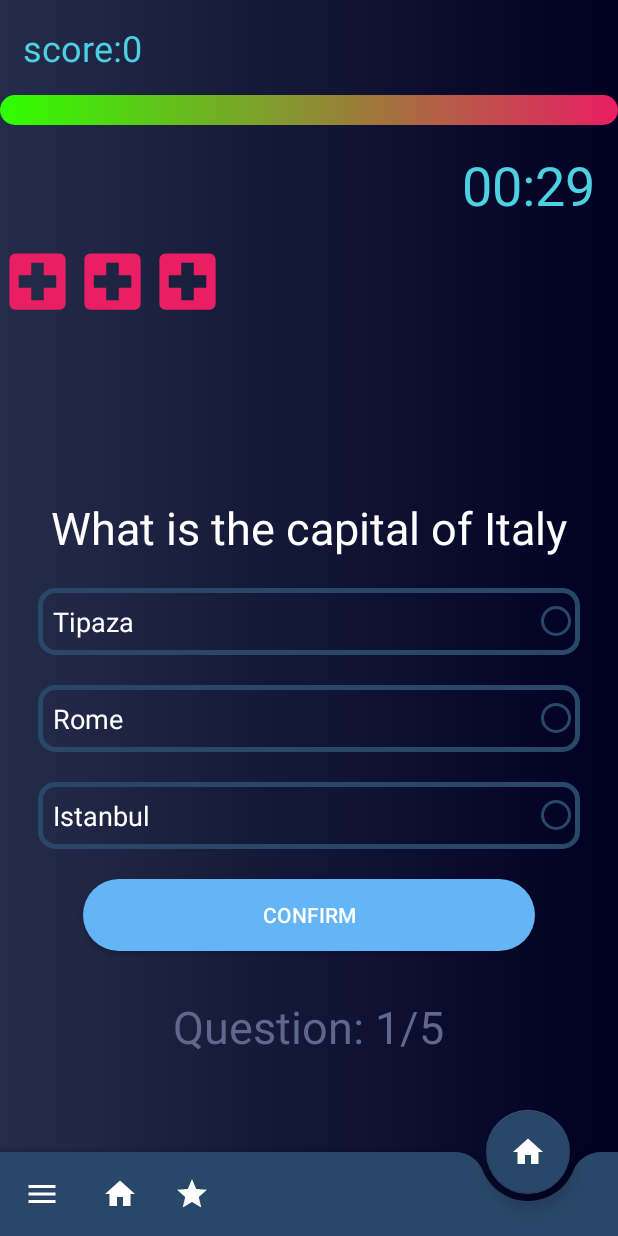
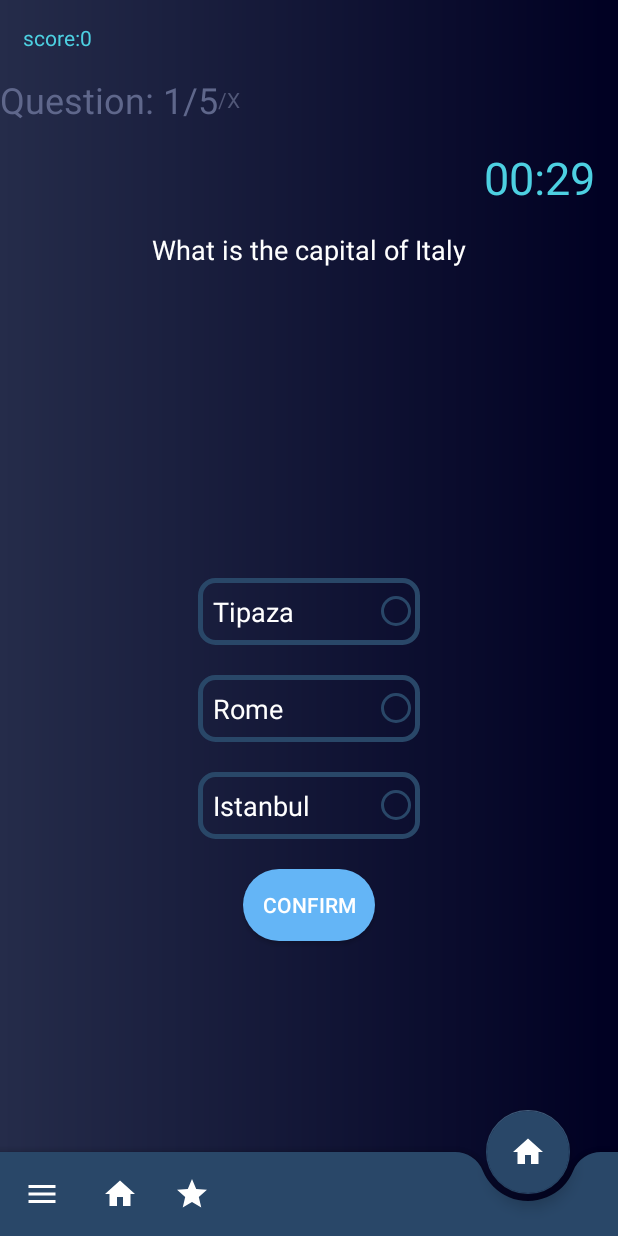
Before and after one commit to alaasahraoui/mini_projet_android, an Android app: the QuizActivity screen opened directly, with no data from a screen before it, on a phone screen of 412 x 824 dp. Run offline under Robolectric (Android 15) with nearby library versions, the phone set to English and light mode, and no system bars.

Commit message:
Revert "ALL IS working fine"
This reverts commit 4f7cae38

```diff
--- a/app/src/main/res/layout/activity_quiz.xml
+++ b/app/src/main/res/layout/activity_quiz.xml
@@ -4,14 +4,11 @@
     xmlns:tools="http://schemas.android.com/tools"
     android:layout_width="match_parent"
     android:layout_height="match_parent"
-    android:layout_centerInParent="false"
-    android:layout_centerVertical="false"
     android:background="@drawable/background"
     tools:context=".QuizActivity">
 
 
     <LinearLayout
-        android:id="@+id/linearLayout"
         android:layout_width="match_parent"
         android:layout_height="match_parent"
         android:orientation="vertical">
@@ -22,22 +19,33 @@
             android:layout_height="wrap_content"
             android:layout_margin="15sp"
             android:text="score:0"
-            android:textColor="#4DD0E1"
-            android:textSize="24sp" />
+            android:textColor="#4DD0E1" />
 
-        <ProgressBar
-            android:id="@+id/myprogressbar"
-            style="@android:style/Widget.ProgressBar.Horizontal"
-            android:layout_width="match_parent"
+        <LinearLayout
+            android:layout_width="wrap_content"
             android:layout_height="wrap_content"
-            android:progress="0"
+            android:gravity="center"
+            android:orientation="horizontal">
 
-            android:progressDrawable="@drawable/myprogressbar"
+            <TextView
+                android:id="@+id/text_view_question_count"
+                android:layout_width="wrap_content"
+                android:layout_height="wrap_content"
+                android:gravity="center"
+                android:text="Question 1"
+                android:textColor="#5F678B"
+                android:textSize="24sp" />
 
-
-
-
-            />
+            <TextView
+                android:id="@+id/textView13"
+                android:layout_width="match_parent"
+                android:layout_height="wrap_content"
+                android:layout_weight="1"
+                android:gravity="center"
+                android:text="/X"
+                android:textColor="#515777"
+                android:textSize="14sp" />
+        </LinearLayout>
 
         <TextView
             android:id="@+id/timer_textview"
@@ -47,63 +55,28 @@
             android:gravity="right"
             android:text="00:30"
             android:textColor="#4DD0E1"
-            android:textSize="36sp" />
+            android:textSize="30sp" />
 
-        <LinearLayout
-            android:id="@+id/life_layout"
-            android:layout_width="wrap_content"
+        <TextView
+            android:id="@+id/qst_textview"
+            android:layout_width="match_parent"
             android:layout_height="wrap_content"
-            android:orientation="horizontal">
-
-            <ImageView
-                android:id="@+id/life1"
-                android:layout_width="50dp"
-                android:layout_height="50dp"
-                android:layout_weight="1"
-                app:srcCompat="@drawable/ic_local_hospital_black_24dp" />
-
-            <ImageView
-                android:id="@+id/life2"
-                android:layout_width="50dp"
-                android:layout_height="50dp"
-                android:layout_weight="1"
-                app:srcCompat="@drawable/ic_local_hospital_black_24dp" />
-
-            <ImageView
-                android:id="@+id/life3"
-                android:layout_width="50dp"
-                android:layout_height="50dp"
-                android:layout_weight="1"
-                app:srcCompat="@drawable/ic_local_hospital_black_24dp" />
-
-        </LinearLayout>
+            android:gravity="center"
+            android:text="Question "
+            android:textColor="#FFFFFF"
+            android:textSize="18sp" />
 
         <RadioGroup
             android:id="@+id/radio_group"
-            android:layout_width="match_parent"
+            android:layout_width="wrap_content"
             android:layout_height="match_parent"
             android:layout_gravity="center|center_vertical"
-            android:layout_margin="5dp"
+            android:layout_margin="10dp"
 
 
             android:gravity="center"
             android:layoutDirection="rtl"
             android:padding="10dp">
-
-
-            <TextView
-                android:id="@+id/qst_textview"
-                android:layout_width="match_parent"
-                android:layout_height="wrap_content"
-                android:layout_gravity="top"
-                android:layout_marginBottom="10dp"
-                android:duplicateParentState="false"
-                android:foregroundGravity="top"
-                android:gravity="center|top"
-                android:selectAllOnFocus="false"
-                android:text="Question "
-                android:textColor="#FFFFFF"
-                android:textSize="30sp" />
 
             <RadioButton
                 android:id="@+id/rd1"
@@ -167,27 +140,11 @@
                 android:layout_marginLeft="40dp"
                 android:layout_marginTop="10dp"
                 android:layout_marginRight="40dp"
-                android:layout_marginBottom="30dp"
                 android:background="@drawable/button_background_signin_fourteen"
                 android:shadowColor="#3C3F41"
                 android:text="Next"
                 android:textColor="@android:color/white" />
-
-            <TextView
-                android:id="@+id/text_view_question_count"
-                android:layout_width="wrap_content"
-                android:layout_height="wrap_content"
-                android:gravity="center"
-                android:text="Question 1"
-                android:textColor="#5F678B"
-                android:textSize="30sp" />
-
         </RadioGroup>
-
-        <LinearLayout
-            android:layout_width="match_parent"
-            android:layout_height="match_parent"
-            android:orientation="vertical"></LinearLayout>
 
     </LinearLayout>
 
```
